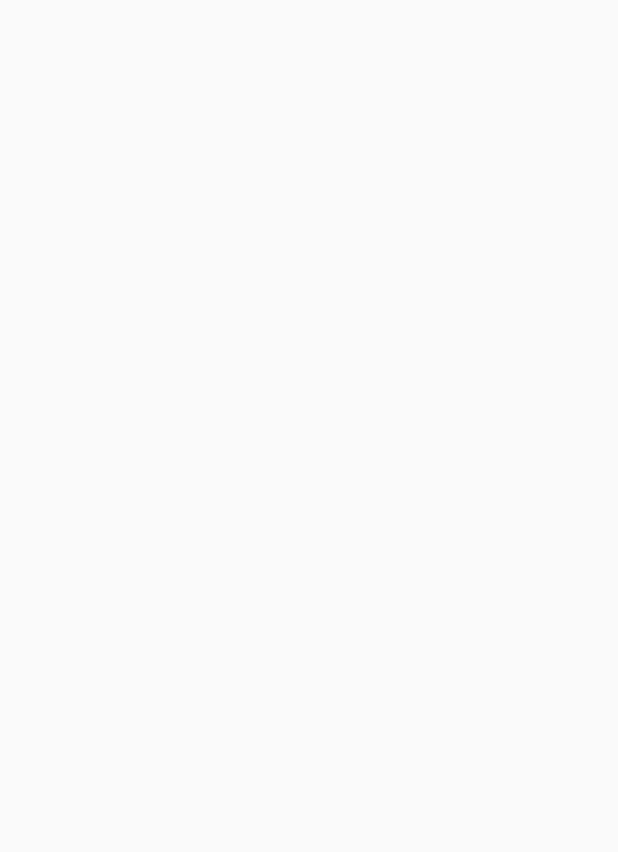
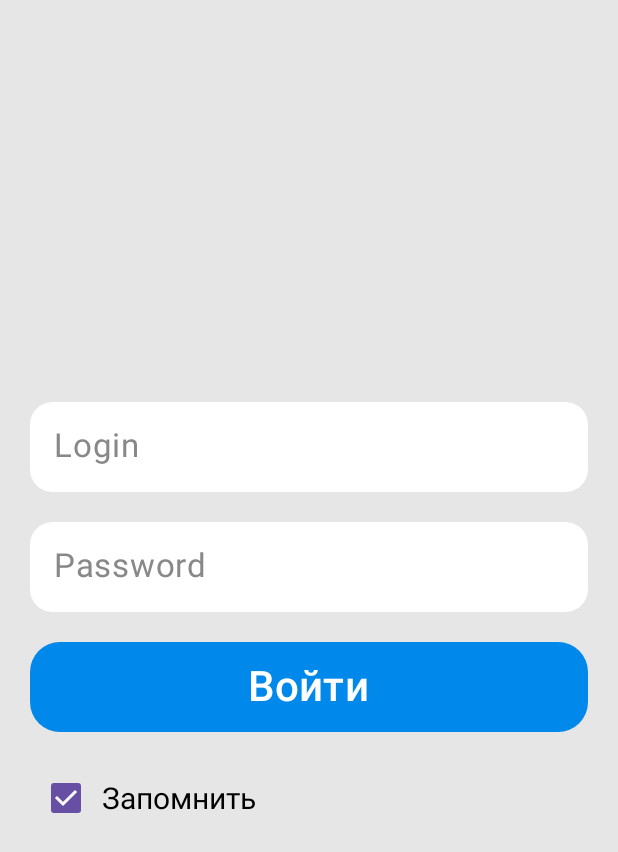
Before and after one commit to lumonces/Savushkin_App_Daniil, an Android app built with Jetpack Compose: the screen it shows after launch (MainActivity), on a phone screen of 412 x 824 dp. Before the commit the part shown is empty. Shown: the top 852 px of the screen. Run offline under Robolectric (Android 15) with nearby library versions, the phone set to English and light mode, and no system bars.

Commit message:
The design for the authorization page has been created

```diff
--- a/app/src/main/java/com/example/savushkin/presentation/MainActivity.kt
+++ b/app/src/main/java/com/example/savushkin/presentation/MainActivity.kt
@@ -33,10 +33,20 @@ fun Content(vm : MainViewModel = viewModel()) {
         startDestination = Routes.AuthorizationPage.route
     ) {
         composable(Routes.AuthorizationPage.route) {
-            AuthorizationPage(vm = vm)
+            AuthorizationPage(
+                vm = vm,
+                navigateToAllRequestsPage = {
+                    navigationState.navigateTo(Routes.AllRequestsPage.route)
+                }
+            )
         }
         composable(Routes.AllRequestsPage.route) {
-            AllRequestsPage(vm = vm)
+            AllRequestsPage(
+                vm = vm,
+                navigateToRequestPage = {
+                    navigationState.navigateTo(Routes.RequestPage.route)
+                }
+            )
         }
         composable(Routes.RequestPage.route) {
             RequestPage(vm = vm)
--- a/app/src/main/java/com/example/savushkin/presentation/allRequestsPage/AllRequestsPage.kt
+++ b/app/src/main/java/com/example/savushkin/presentation/allRequestsPage/AllRequestsPage.kt
@@ -4,6 +4,9 @@ import androidx.compose.runtime.Composable
 import com.example.savushkin.presentation.MainViewModel
 
 @Composable
-fun AllRequestsPage(vm : MainViewModel) {
+fun AllRequestsPage(
+    vm : MainViewModel,
+    navigateToRequestPage : () -> Unit
+) {
 
 }
--- a/app/src/main/java/com/example/savushkin/presentation/authorizationPage/AuthorizationPage.kt
+++ b/app/src/main/java/com/example/savushkin/presentation/authorizationPage/AuthorizationPage.kt
@@ -1,9 +1,113 @@
 package com.example.savushkin.presentation.authorizationPage
 
+import androidx.compose.foundation.layout.Arrangement
+import androidx.compose.foundation.layout.Box
+import androidx.compose.foundation.layout.Column
+import androidx.compose.foundation.layout.Row
+import androidx.compose.foundation.layout.fillMaxSize
+import androidx.compose.foundation.layout.fillMaxWidth
+import androidx.compose.foundation.layout.height
+import androidx.compose.foundation.layout.padding
+import androidx.compose.foundation.shape.RoundedCornerShape
+import androidx.compose.material3.Button
+import androidx.compose.material3.ButtonDefaults
+import androidx.compose.material3.Checkbox
+import androidx.compose.material3.Surface
+import androidx.compose.material3.Text
+import androidx.compose.material3.TextField
+import androidx.compose.material3.TextFieldDefaults
 import androidx.compose.runtime.Composable
+import androidx.compose.ui.Alignment
+import androidx.compose.ui.Modifier
+import androidx.compose.ui.draw.clip
+import androidx.compose.ui.graphics.Color
+import androidx.compose.ui.graphics.RectangleShape
+import androidx.compose.ui.text.TextStyle
+import androidx.compose.ui.unit.dp
+import androidx.compose.ui.unit.sp
 import com.example.savushkin.presentation.MainViewModel
 
 @Composable
-fun AuthorizationPage(vm : MainViewModel) {
+fun AuthorizationPage(
+    vm : MainViewModel,
+    navigateToAllRequestsPage : () -> Unit
+) {
+    Surface(
+        modifier = Modifier.fillMaxSize(),
+        color = Color(0xFFE6E6E6)
+    ) {
+        Box(
+            contentAlignment = Alignment.Center,
+            modifier = Modifier
+                .fillMaxSize()
+                .padding(20.dp),
+        ) {
+            Column(
+                verticalArrangement = Arrangement.spacedBy(20.dp)
+            ) {
+                TextField(
+                    value = "",
+                    onValueChange = {  },
+                    placeholder = { Text(text = "Login", fontSize = 22.sp, color = Color.Gray) },
+                    shape = RoundedCornerShape(15.dp),
+                    colors = TextFieldDefaults.colors(
+                        focusedContainerColor = Color.White,
+                        unfocusedContainerColor = Color.White,
+                        disabledContainerColor = Color.White,
+                        focusedIndicatorColor = Color.Transparent,
+                        unfocusedIndicatorColor = Color.Transparent,
+                        disabledIndicatorColor = Color.Transparent
+                    ),
+                    textStyle = TextStyle(fontSize = 24.sp),
+                    modifier = Modifier.fillMaxWidth().height(60.dp)
+                )
 
+                TextField(
+                    value = "",
+                    onValueChange = {},
+                    placeholder = { Text(text = "Password", fontSize = 22.sp, color = Color.Gray) },
+                    shape = RoundedCornerShape(15.dp),
+                    colors = TextFieldDefaults.colors(
+                        focusedContainerColor = Color.White,
+                        unfocusedContainerColor = Color.White,
+                        disabledContainerColor = Color.White,
+                        focusedIndicatorColor = Color.Transparent,
+                        unfocusedIndicatorColor = Color.Transparent,
+                        disabledIndicatorColor = Color.Transparent
+                    ),
+                    textStyle = TextStyle(fontSize = 24.sp),
+                    modifier = Modifier.fillMaxWidth().height(60.dp)
+                )
+
+                Button(
+                    shape = RectangleShape,
+                    modifier = Modifier
+                        .fillMaxWidth()
+                        .clip(RoundedCornerShape(20.dp))
+                        .height(60.dp),
+                    onClick = {  },
+                    colors = ButtonDefaults.buttonColors(
+                        containerColor = Color(0xFF0088EB),
+                        contentColor = Color.White
+                    )
+                ) {
+                    Box(contentAlignment = Alignment.Center) {
+                        Text("Войти", fontSize = 28.sp)
+                    }
+                }
+
+
+                Row(
+                    horizontalArrangement = Arrangement.Start,
+                    verticalAlignment = Alignment.CenterVertically,
+                ) {
+                    Checkbox(
+                        checked = true,
+                        onCheckedChange = {  }
+                    )
+                    Text(text = "Запомнить", fontSize = 20.sp)
+                }
+            }
+        }
+    }
 }
--- a/app/src/main/java/com/example/savushkin/presentation/navigation/Routes.kt
+++ b/app/src/main/java/com/example/savushkin/presentation/navigation/Routes.kt
@@ -7,7 +7,7 @@ sealed class Routes(val route : String) {
     data object RequestPage : Routes(route = ROUTE_REQUEST_PAGE)
     data object DirectoryPage : Routes(route = ROUTE_DIRECTORY_PAGE)
 
-    companion object {
+    private companion object {
         const val ROUTE_AUTHORIZATION_PAGE = "AuthorizationPage"
         const val ROUTE_ALL_REQUESTS_PAGE = "AllRequestsPage"
         const val ROUTE_REQUEST_PAGE = "RequestPage"
```
Also changed, not shown: app/src/main/java/com/example/savushkin/presentation/MainViewModel.kt (line endings or trailing spaces).
